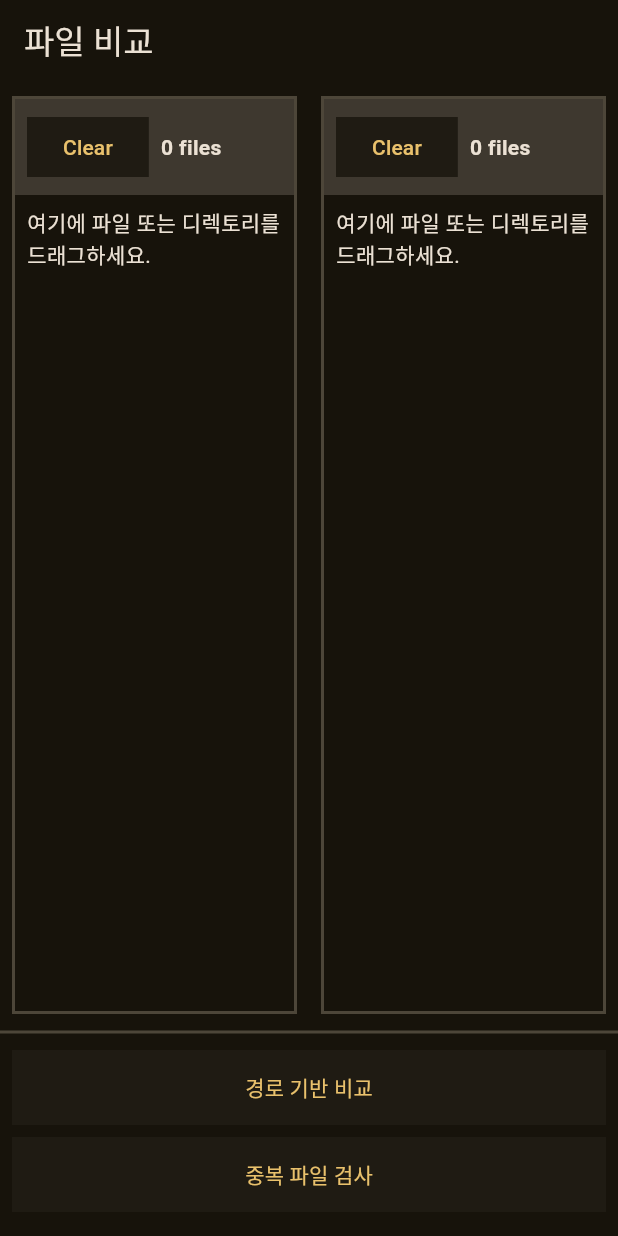
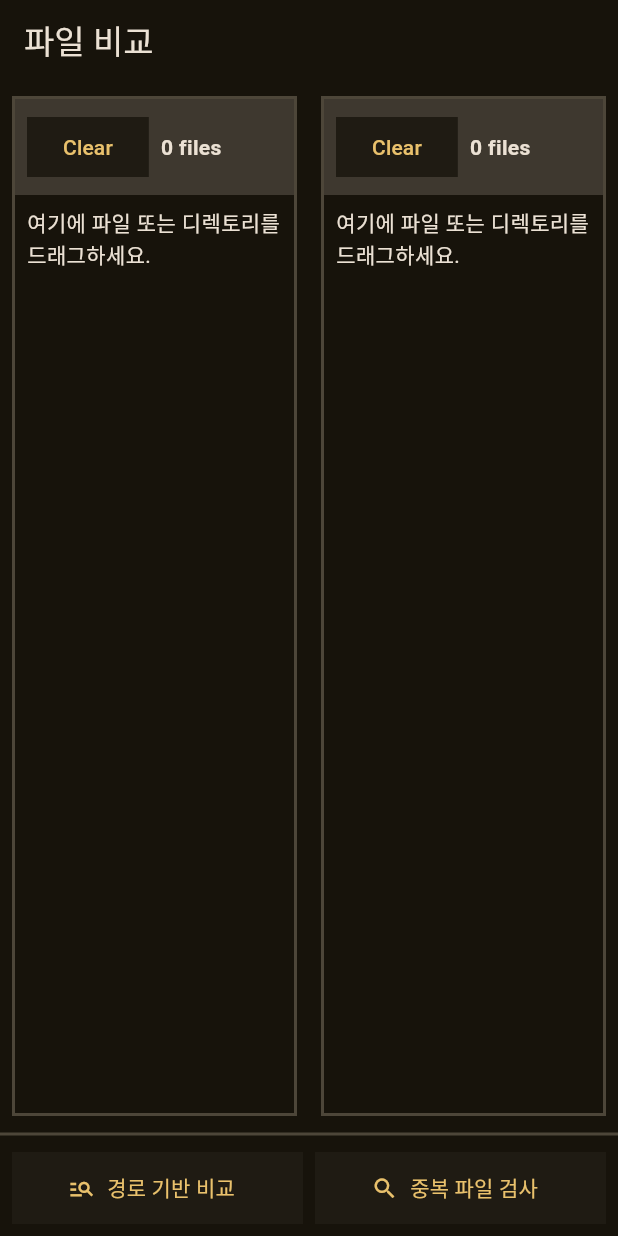
Before and after one commit to lucusowl/cinnamon, a Flutter app: the screen it shows after launch, on a phone screen of 412 x 824 dp. Run offline on Flutter 3.47's test engine with Material 3 defaults, Android fonts, the light colour scheme and no system bars; missing offline and left inert: desktop_drop.

Commit message:
style: 버튼 스타일 수정
- 추가; 위젯 빌드 const
- 변경; AlertDialog 스타일
- 변경; AlertDialog 하단 버튼 autofocus, icon
- 변경; 하단 버튼 나열: 행 -> 열

```diff
--- a/lib/fileCompare/compare_prepare.dart
+++ b/lib/fileCompare/compare_prepare.dart
@@ -195,25 +195,20 @@ class ComparePreparePageState extends State<ComparePreparePage> {
       Expanded(child: Row(
         children: [
           // 대조군 드롭 영역, Section0
-          Expanded(
-            child: DropTarget(
+          Expanded(child: DropTarget(
             onDragDone: (details) async {
-                setState(() { isSection0Dropping = true; });
+              setState(() => isSection0Dropping = true);
               await _processDroppedItems(details.files, isControl: true);
-                setState(() { isSection0Dropping = false; });
+              setState(() => isSection0Dropping = false);
             },
             onDragEntered: (_) {
-                setState(() {
-                  section0Dragging = true;
-                });
+              setState(() => section0Dragging = true);
             },
             onDragExited: (_) {
-                setState(() {
-                  section0Dragging = false;
-                });
+              setState(() => section0Dragging = false);
             },
             child: Container(
-                margin: EdgeInsets.all(8.0),
+              margin: const EdgeInsets.all(8.0),
               decoration: BoxDecoration(
                 border: Border.all(
                     color: section0Dragging
@@ -223,28 +218,22 @@ class ComparePreparePageState extends State<ComparePreparePage> {
               ),
               child: _buildFileList(controlGroup, isControl: true),
             ),
-            ),
-          ),
+          )),
           // 비교군 드롭 영역, Section1
-          Expanded(
-            child: DropTarget(
+          Expanded(child: DropTarget(
             onDragDone: (details) async {
-                setState(() { isSection1Dropping = true; });
+              setState(() => isSection1Dropping = true);
               await _processDroppedItems(details.files, isControl: false);
-                setState(() { isSection1Dropping = false; });
+              setState(() => isSection1Dropping = false);
             },
             onDragEntered: (_) {
-                setState(() {
-                  section1Dragging = true;
-                });
+              setState(() => section1Dragging = true);
             },
             onDragExited: (_) {
-                setState(() {
-                  section1Dragging = false;
-                });
+              setState(() => section1Dragging = false);
             },
             child: Container(
-                margin: EdgeInsets.all(8.0),
+              margin: const EdgeInsets.all(8.0),
               decoration: BoxDecoration(
                 border: Border.all(
                     color: section1Dragging
@@ -254,34 +243,31 @@ class ComparePreparePageState extends State<ComparePreparePage> {
               ),
               child: _buildFileList(experimentalGroup, isControl: false),
             ),
-            ),
-          ),
+          )),
         ],
       )),
       const Divider(height: 8, thickness: 2,),
-      // 비교 버튼 및 결과 표시
+      // Bottom Action Button Part
       Padding(
-        padding: const EdgeInsets.fromLTRB(8.0, 8.0, 8.0, 16.0),
-        child: Column(
+        padding: const EdgeInsets.all(8.0),
+        child: SizedBox(
+          height: 48.0,
+          child: Row(
             spacing: 8.0,
+            crossAxisAlignment: CrossAxisAlignment.stretch,
             children: [
-            SizedBox(
-              width: double.infinity,
-              height: 50,
-              child: ElevatedButton(
+              Expanded(child: ElevatedButton.icon(
                 onPressed: _onButtonCompareWithPath,
-                child: Text("경로 기반 비교"),
+                icon: const Icon(Icons.manage_search),
+                label: const Text("경로 기반 비교")
+              )),
+              Expanded(child: ElevatedButton.icon(
+                onPressed: _onButtonCompareWithAll,
+                icon: const Icon(Icons.search),
+                label: const Text("중복 파일 검사"),
+              )),
+            ],
           ),
-            ),
-            SizedBox(
-              width: double.infinity,
-              height: 50,
-              child: ElevatedButton(
-                onPressed: _onButtonCompareWithAll,
-                child: Text("중복 파일 검사"),
-              ),
-            ),
-          ],
         ),
       ),
     ]);
--- a/lib/fileCompare/file_compare.dart
+++ b/lib/fileCompare/file_compare.dart
@@ -27,7 +27,7 @@ class _FileCompareScreenState extends State<FileCompareScreen> {
   Widget build(BuildContext context) {
     return Scaffold(
       appBar: AppBar(
-        title: Text('파일 비교'),
+        title: const Text('파일 비교'),
       ),
       body: (compareMode == CompareMode.none)
         ? ComparePreparePage(
--- a/lib/main.dart
+++ b/lib/main.dart
@@ -13,7 +13,7 @@ class MainApp extends StatelessWidget {
   Widget build(BuildContext context) {
     return MaterialApp(
       title: 'Cinnamon',
-      home: FileCompareScreen(),
+      home: const FileCompareScreen(),
       theme: ThemeData(
         colorScheme: ColorScheme.fromSeed(
           seedColor: Colors.amber,
@@ -22,7 +22,7 @@ class MainApp extends StatelessWidget {
         elevatedButtonTheme: ElevatedButtonThemeData(
           style: ElevatedButton.styleFrom(
             elevation: 0.0,
-            shape: RoundedRectangleBorder(borderRadius: BorderRadius.circular(0)),
+            shape: const RoundedRectangleBorder(borderRadius: BorderRadius.zero),
           ),
         ),
       ),
```
Also changed, not shown: lib/fileCompare/compare_result.dart (+22 -24 lines), lib/fileCompare/util.dart (+41 -11 lines). Lines whose indentation alone changed are shown as unchanged.
